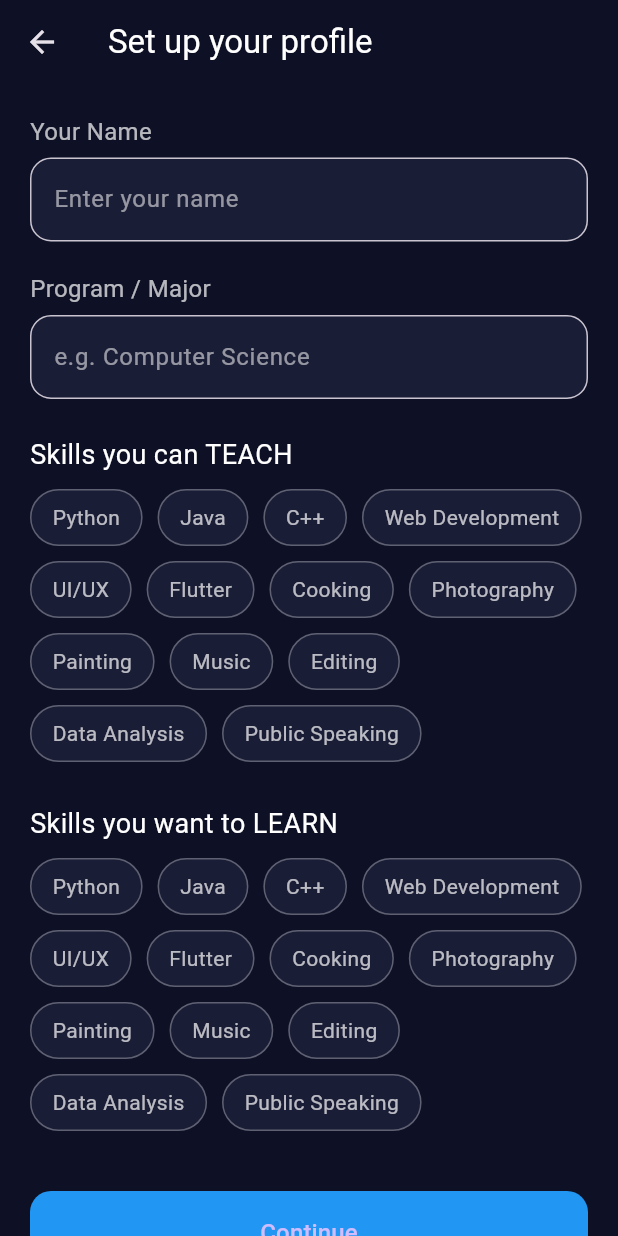
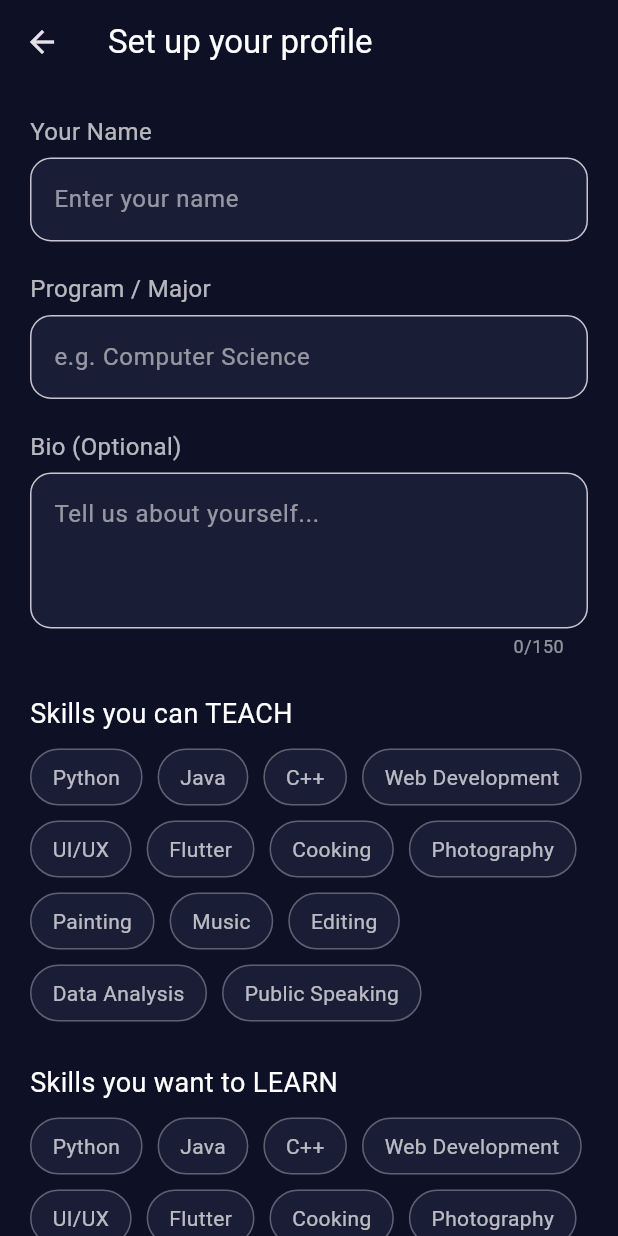
Before and after one commit to muhammedp07/gr07-skillswap-fall-2025, a Flutter app: the ProfileSetupScreen screen opened directly, on a phone screen of 412 x 824 dp. Run offline on Flutter 3.47's test engine with Material 3 defaults, Android fonts, the phone set to English and light mode, and no system bars; our stand-ins replace cloud_firestore, firebase_auth, firebase_core, firebase_storage, image_picker; accounts and stored records are empty; network calls fail.

Commit message:
Add bio field to user profile management and update screens

```diff
--- a/lib/models/user_profile.dart
+++ b/lib/models/user_profile.dart
@@ -5,6 +5,7 @@ class UserProfile {
   final List<String> skillsTeach;
   final List<String> skillsLearn;
   final String? profileImageUrl;
+  final String? bio;
 
   UserProfile({
     required this.uid,
@@ -13,6 +14,7 @@ class UserProfile {
     required this.skillsTeach,
     required this.skillsLearn,
     this.profileImageUrl,
+    this.bio,
   });
 
   Map<String, dynamic> toMap() {
@@ -23,6 +25,7 @@ class UserProfile {
       'skillsTeach': skillsTeach,
       'skillsLearn': skillsLearn,
       'profileImageUrl': profileImageUrl,
+      'bio': bio,
     };
   }
 
@@ -34,6 +37,7 @@ class UserProfile {
       skillsTeach: List<String>.from(map['skillsTeach']),
       skillsLearn: List<String>.from(map['skillsLearn']),
       profileImageUrl: map['profileImageUrl'],
+      bio: map['bio'],
     );
   }
 }
--- a/lib/screens/onboarding/profile_setup_screen.dart
+++ b/lib/screens/onboarding/profile_setup_screen.dart
@@ -15,6 +15,7 @@ class ProfileSetupScreen extends StatefulWidget {
 class _ProfileSetupScreenState extends State<ProfileSetupScreen> {
   final nameController = TextEditingController();
   final majorController = TextEditingController();
+  final bioController = TextEditingController();
 
   // Predefined skills (to avoid duplicates like python/Python/Python3)
   final List<String> allSkills = [
@@ -67,6 +68,14 @@ class _ProfileSetupScreenState extends State<ProfileSetupScreen> {
             ),
             const SizedBox(height: 6),
             _buildTextField(majorController, "e.g. Computer Science"),
+
+            const SizedBox(height: 20),
+            const Text(
+              "Bio (Optional)",
+              style: TextStyle(color: Colors.white70, fontSize: 16),
+            ),
+            const SizedBox(height: 6),
+            _buildBioField(),
 
             const SizedBox(height: 24),
             const Text(
@@ -126,6 +135,23 @@ class _ProfileSetupScreenState extends State<ProfileSetupScreen> {
         hintText: hint,
         hintStyle: const TextStyle(color: Colors.white54),
         border: OutlineInputBorder(borderRadius: BorderRadius.circular(14)),
+      ),
+    );
+  }
+
+  Widget _buildBioField() {
+    return TextField(
+      controller: bioController,
+      maxLength: 150,
+      maxLines: 3,
+      style: const TextStyle(color: Colors.white),
+      decoration: InputDecoration(
+        filled: true,
+        fillColor: const Color(0xFF1A1D36),
+        hintText: "Tell us about yourself...",
+        hintStyle: const TextStyle(color: Colors.white54),
+        border: OutlineInputBorder(borderRadius: BorderRadius.circular(14)),
+        counterStyle: const TextStyle(color: Colors.white54),
       ),
     );
   }
@@ -212,10 +238,11 @@ class _ProfileSetupScreenState extends State<ProfileSetupScreen> {
   Future<void> _handleProfileSave() async {
     final name = nameController.text.trim();
     final major = majorController.text.trim();
+    final bio = bioController.text.trim();
 
     // Validation
     if (name.isEmpty || major.isEmpty) {
-      _showError("Please fill all fields.");
+      _showError("Please fill all required fields.");
       return;
     }
     if (skillsTeach.isEmpty || skillsLearn.isEmpty) {
@@ -231,6 +258,7 @@ class _ProfileSetupScreenState extends State<ProfileSetupScreen> {
       major: major,
       skillsTeach: skillsTeach,
       skillsLearn: skillsLearn,
+      bio: bio.isEmpty ? null : bio,
     );
 
     try {
@@ -259,6 +287,7 @@ class _ProfileSetupScreenState extends State<ProfileSetupScreen> {
   void dispose() {
     nameController.dispose();
     majorController.dispose();
+    bioController.dispose();
     super.dispose();
   }
 }
--- a/lib/screens/profile/profile_view.dart
+++ b/lib/screens/profile/profile_view.dart
@@ -81,6 +81,20 @@ class _ProfileViewState extends State<ProfileView> {
             _profile!.major,
             style: const TextStyle(fontSize: 16, color: Colors.white70),
           ),
+
+          // Bio
+          if (_profile!.bio != null && _profile!.bio!.isNotEmpty) ...[
+            const SizedBox(height: 16),
+            Padding(
+              padding: const EdgeInsets.symmetric(horizontal: 16),
+              child: Text(
+                _profile!.bio!,
+                textAlign: TextAlign.center,
+                style: const TextStyle(fontSize: 14, color: Colors.white60),
+              ),
+            ),
+          ],
+
           const SizedBox(height: 24),
 
           // Edit Profile Button
```
Also changed, not shown: lib/screens/profile/edit_profile_screen.dart (+31 -1 lines).
